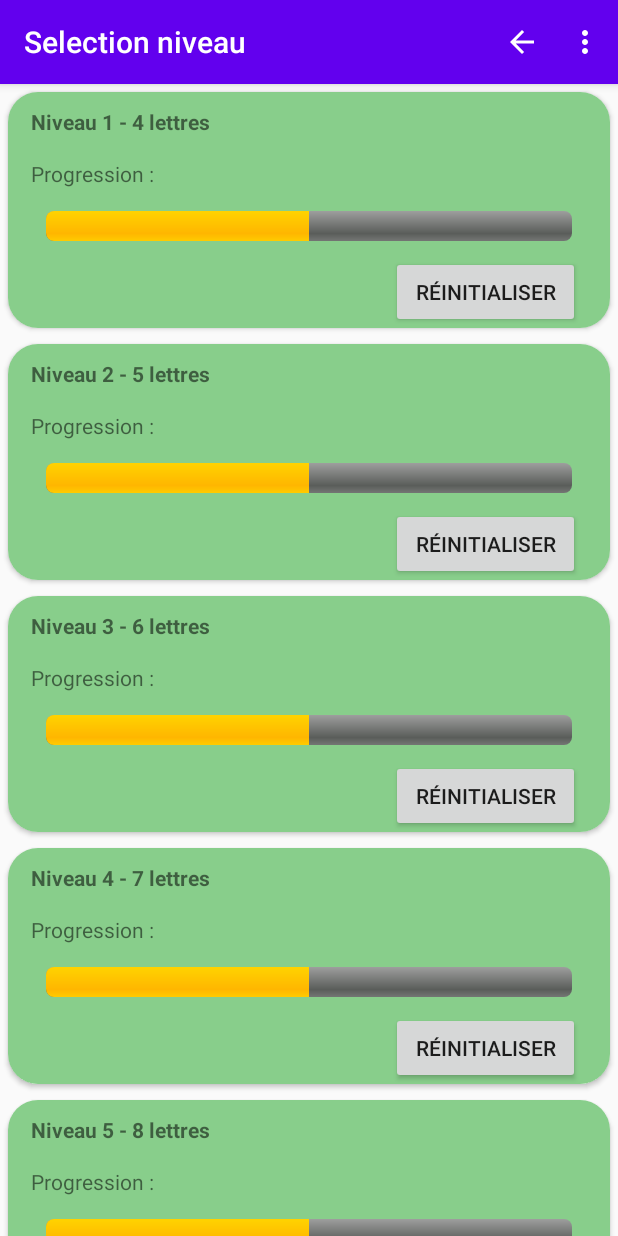
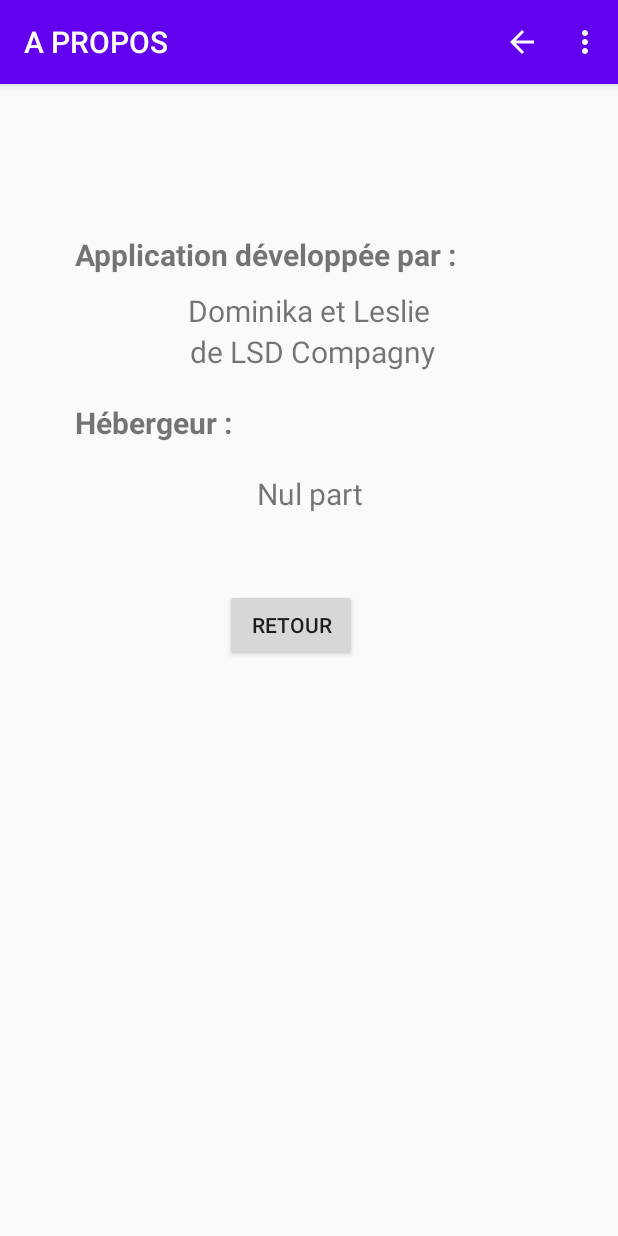
Before and after one commit to LeslieB-hub/LSDDevinet, an Android app: the SelectionNiveauActivity screen opened directly, with no data from a screen before it, in the options menu, after a tap on "A propos", on a phone screen of 412 x 824 dp. Run offline under Robolectric (Android 15) with nearby library versions, the phone set to English and light mode, and no system bars; our stand-ins replace Room's generated code.

Commit message:
Create APropos acitivity and xml
connect menu of all activity to Apropos

```diff
--- a/app/src/main/AndroidManifest.xml
+++ b/app/src/main/AndroidManifest.xml
@@ -9,10 +9,11 @@
         android:roundIcon="@mipmap/ic_launcher_round"
         android:supportsRtl="true"
         android:theme="@style/AppTheme">
-        <activity android:name=".activity.SelectionNiveauActivity"
-            android:label="Selection niveau">
-
-        </activity>
+        <activity android:name=".activity.AProposActivity"
+            android:label="A PROPOS"></activity>
+        <activity
+            android:name=".activity.SelectionNiveauActivity"
+            android:label="SELECTION NIVEAU"></activity>
         <activity android:name=".activity.MainActivity">
             <intent-filter>
                 <action android:name="android.intent.action.MAIN" />
@@ -20,9 +21,7 @@
                 <category android:name="android.intent.category.LAUNCHER" />
             </intent-filter>
         </activity>
-        <activity android:name=".activity.DevinerMotActivity">
-
-        </activity>
+        <activity android:name=".activity.DevinerMotActivity"></activity>
     </application>
 
 </manifest>
--- /dev/null
+++ b/app/src/main/java/com/example/lsddevinet/activity/AProposActivity.java
@@ -0,0 +1,62 @@
+package com.example.lsddevinet.activity;
+
+import androidx.annotation.NonNull;
+import androidx.appcompat.app.AppCompatActivity;
+
+import android.content.Intent;
+import android.os.Bundle;
+import android.view.Menu;
+import android.view.MenuItem;
+import android.view.View;
+
+import com.example.lsddevinet.R;
+
+public class AProposActivity extends AppCompatActivity {
+
+    @Override
+    protected void onCreate(Bundle savedInstanceState) {
+        super.onCreate(savedInstanceState);
+        setContentView(R.layout.activity_a_propos);
+    }
+
+    public void onClickRetour(View view) {
+        Intent intentMain = new Intent(this, MainActivity.class);
+        startActivity(intentMain);
+    }
+
+    /**
+     * Menu
+     * @param menu
+     * @return
+     */
+    @Override
+    public boolean onCreateOptionsMenu(Menu menu) {
+        //on décompresse le xml du menu
+        getMenuInflater().inflate(R.menu.mon_menu, menu);
+        menu.findItem(R.id.action_Accueil).setVisible(false);
+        menu.findItem(R.id.action_APropos).setVisible(false);
+        return true;
+    }
+
+
+    /**
+     * Définition des actions
+     * @param item
+     * @return
+     */
+    public boolean onOptionsItemSelected(@NonNull MenuItem item){
+        switch (item.getItemId()){
+//            case R.id.action_settings:
+//                Intent intentParametre = new Intent(this, .class);
+//                startActivity(intentParametre);
+//                return true;
+            case R.id.action_PagePrecedente:
+                Intent intentMain = new Intent(this, MainActivity.class);
+                startActivity(intentMain);
+                return true;
+            default:
+                return super.onOptionsItemSelected(item);
+
+        }
+    }
+}
--- a/app/src/main/java/com/example/lsddevinet/activity/DevinerMotActivity.java
+++ b/app/src/main/java/com/example/lsddevinet/activity/DevinerMotActivity.java
@@ -232,10 +232,10 @@ public class DevinerMotActivity extends AppCompatActivity {
 //                Intent intentParametre = new Intent(this, .class);
 //                startActivity(intentParametre);
 //                return true;
-//            case R.id.action_APropos:
-//                Intent intentAPropos = new Intent(this, .class);
-//                startActivity(intentAPropos);
-//                return true;
+            case R.id.action_APropos:
+                Intent intentAPropos = new Intent(this, AProposActivity.class);
+                startActivity(intentAPropos);
+                return true;
             default:
                 return super.onOptionsItemSelected(item);
 
--- a/app/src/main/java/com/example/lsddevinet/activity/MainActivity.java
+++ b/app/src/main/java/com/example/lsddevinet/activity/MainActivity.java
@@ -81,10 +81,10 @@ public class MainActivity extends AppCompatActivity {
 //                Intent intentParametre = new Intent(this, .class);
 //                startActivity(intentParametre);
 //                return true;
-//            case R.id.action_APropos:
-//                Intent intentAPropos = new Intent(this, .class);
-//                startActivity(intentAPropos);
-//                return true;
+            case R.id.action_APropos:
+                Intent intentAPropos = new Intent(this, AProposActivity.class);
+                startActivity(intentAPropos);
+                return true;
             case R.id.action_PagePrecedente:
 
                 return true;
--- a/app/src/main/java/com/example/lsddevinet/activity/SelectionNiveauActivity.java
+++ b/app/src/main/java/com/example/lsddevinet/activity/SelectionNiveauActivity.java
@@ -113,10 +113,10 @@ public class SelectionNiveauActivity extends AppCompatActivity{
 //                Intent intentParametre = new Intent(this, .class);
 //                startActivity(intentParametre);
 //                return true;
-//            case R.id.action_APropos:
-//                Intent intentAPropos = new Intent(this, .class);
-//                startActivity(intentAPropos);
-//                return true;
+            case R.id.action_APropos:
+                Intent intentAPropos = new Intent(this, AProposActivity.class);
+                startActivity(intentAPropos);
+                return true;
             case R.id.action_PagePrecedente:
                 Intent intentMain = new Intent(this, MainActivity.class);
                 startActivity(intentMain);
--- /dev/null
+++ b/app/src/main/res/layout/activity_a_propos.xml
@@ -0,0 +1,89 @@
+<?xml version="1.0" encoding="utf-8"?>
+<androidx.constraintlayout.widget.ConstraintLayout xmlns:android="http://schemas.android.com/apk/res/android"
+    xmlns:app="http://schemas.android.com/apk/res-auto"
+    xmlns:tools="http://schemas.android.com/tools"
+    android:layout_width="match_parent"
+    android:layout_height="match_parent"
+    tools:context=".activity.AProposActivity">
+
+    <TextView
+        android:id="@+id/tv_Titre"
+        android:layout_width="match_parent"
+        android:layout_height="wrap_content"
+        app:layout_constraintLeft_toLeftOf="parent"
+        app:layout_constraintTop_toTopOf="parent"
+        app:layout_constraintRight_toRightOf="parent"
+        android:layout_marginTop="100dp"
+        android:layout_marginLeft="50dp"
+        android:text="Application développée par : "
+        android:textStyle="bold"
+        android:textSize="20dp"
+        />
+
+    <TextView
+        android:id="@+id/tv_developpeuse"
+        android:layout_width="match_parent"
+        android:layout_height="wrap_content"
+        app:layout_constraintLeft_toLeftOf="parent"
+        app:layout_constraintTop_toBottomOf="@id/tv_Titre"
+        android:layout_marginTop="10dp"
+        android:textAlignment="center"
+        android:text="Dominika et Leslie"
+        android:textSize="20dp"
+        />
+    <TextView
+        android:id="@+id/tv_entreprise"
+        android:layout_width="match_parent"
+        android:layout_height="wrap_content"
+        app:layout_constraintLeft_toLeftOf="parent"
+        app:layout_constraintTop_toBottomOf="@id/tv_developpeuse"
+        android:textAlignment="center"
+        android:text=" de LSD Compagny"
+        android:textSize="20dp"
+        />
+
+    <TextView
+        android:id="@+id/tv_hebergeur"
+        android:layout_width="match_parent"
+        android:layout_height="wrap_content"
+        app:layout_constraintLeft_toLeftOf="parent"
+        app:layout_constraintTop_toBottomOf="@id/tv_entreprise"
+        android:layout_marginTop="20dp"
+        android:layout_marginLeft="50dp"
+        android:text="Hébergeur : "
+        android:textStyle="bold"
+        android:textSize="20dp"
+        />
+    <TextView
+        android:id="@+id/tv_hebergement"
+        android:layout_width="match_parent"
+        android:layout_height="wrap_content"
+        app:layout_constraintLeft_toLeftOf="parent"
+        app:layout_constraintTop_toBottomOf="@id/tv_hebergeur"
+        android:layout_marginTop="20dp"
+        android:textAlignment="center"
+        android:text="Nul part"
+        android:textSize="20dp"
+        />
+
+    <Button
+        android:id="@+id/ibnt_retour"
+        android:layout_width="wrap_content"
+        android:layout_height="wrap_content"
+        app:layout_constraintTop_toBottomOf="@id/tv_hebergement"
+        app:layout_constraintLeft_toLeftOf="parent"
+        android:layout_marginLeft="150dp"
+        android:layout_marginTop="50dp"
+        android:text="retour"
+        android:onClick="onClickRetour"
+
+
+        />
+
+
+
+
+
+
+
+</androidx.constraintlayout.widget.ConstraintLayout>
```
